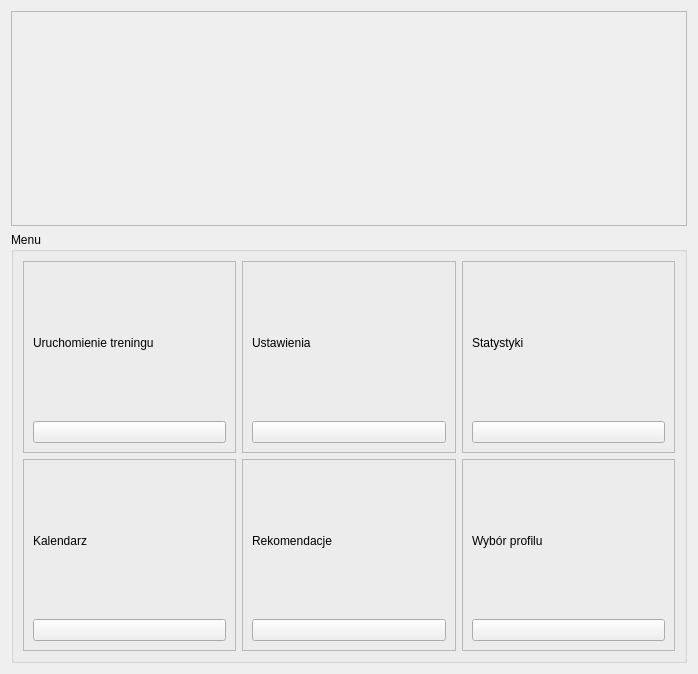
Before: the Qt Designer form coach/interface/ui/main_menu.ui in Daria34522/Trener_Personalny_Czacza, drawn with Qt 5.
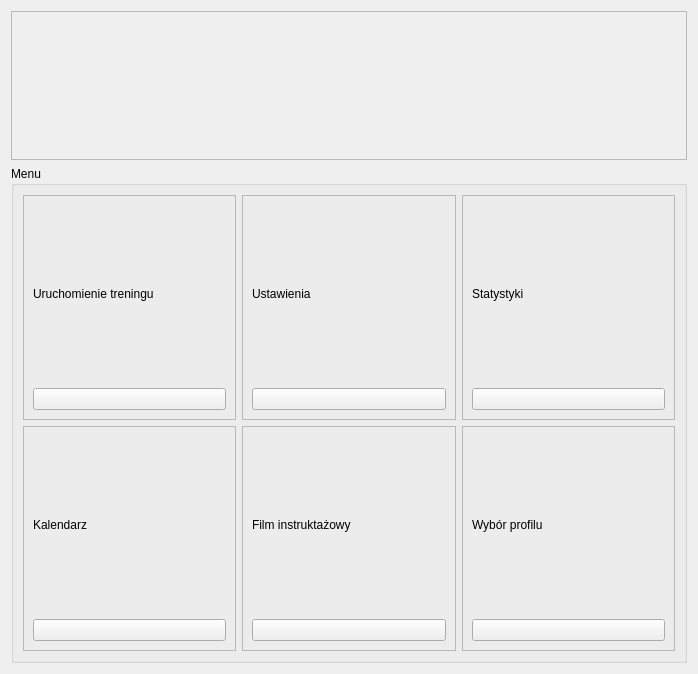
After: the same form once the commit is applied.

Commit message: Dodanie interfejsów odpowiedzialnych za wybór piosenki, filmu instruktażowego oraz plan treningowy (#10)

Diff of the .ui file:
```diff
--- a/coach/interface/ui/main_menu.ui
+++ b/coach/interface/ui/main_menu.ui
@@ -13,7 +13,7 @@
   <property name="windowTitle">
    <string>Form</string>
   </property>
-  <layout class="QVBoxLayout" name="verticalLayout" stretch="5,10">
+  <layout class="QVBoxLayout" name="verticalLayout" stretch="3,10">
    <item>
     <widget class="QFrame" name="frame">
      <property name="frameShape">
@@ -38,7 +38,7 @@
         <property name="frameShadow">
          <enum>QFrame::Raised</enum>
         </property>
-        <layout class="QVBoxLayout" name="verticalLayout_3" stretch="2,9">
+        <layout class="QVBoxLayout" name="verticalLayout_3" stretch="0,20">
          <item>
           <widget class="QLabel" name="label_2">
            <property name="text">
@@ -60,7 +60,7 @@
         <property name="frameShadow">
          <enum>QFrame::Raised</enum>
         </property>
-        <layout class="QVBoxLayout" name="verticalLayout_4" stretch="2,9">
+        <layout class="QVBoxLayout" name="verticalLayout_4" stretch="0,20">
          <item>
           <widget class="QLabel" name="label_3">
            <property name="text">
@@ -82,7 +82,7 @@
         <property name="frameShadow">
          <enum>QFrame::Raised</enum>
         </property>
-        <layout class="QVBoxLayout" name="verticalLayout_2" stretch="2,9">
+        <layout class="QVBoxLayout" name="verticalLayout_2" stretch="0,20">
          <item>
           <widget class="QLabel" name="label">
            <property name="text">
@@ -104,7 +104,7 @@
         <property name="frameShadow">
          <enum>QFrame::Raised</enum>
         </property>
-        <layout class="QVBoxLayout" name="verticalLayout_5" stretch="2,9">
+        <layout class="QVBoxLayout" name="verticalLayout_5" stretch="0,20">
          <item>
           <widget class="QLabel" name="label_4">
            <property name="text">
@@ -126,16 +126,16 @@
         <property name="frameShadow">
          <enum>QFrame::Raised</enum>
         </property>
-        <layout class="QVBoxLayout" name="verticalLayout_6" stretch="2,9">
+        <layout class="QVBoxLayout" name="verticalLayout_6" stretch="0,20">
          <item>
           <widget class="QLabel" name="label_5">
            <property name="text">
-            <string>Rekomendacje</string>
+            <string>Film instruktażowy</string>
            </property>
           </widget>
          </item>
          <item>
-          <widget class="QPushButton" name="Recommendations"/>
+          <widget class="QPushButton" name="Tutorial"/>
          </item>
         </layout>
        </widget>
@@ -148,7 +148,7 @@
         <property name="frameShadow">
          <enum>QFrame::Raised</enum>
         </property>
-        <layout class="QVBoxLayout" name="verticalLayout_7" stretch="2,9">
+        <layout class="QVBoxLayout" name="verticalLayout_7" stretch="0,20">
          <item>
           <widget class="QLabel" name="label_6">
            <property name="text">
```
The commit also changes 20 other files.
